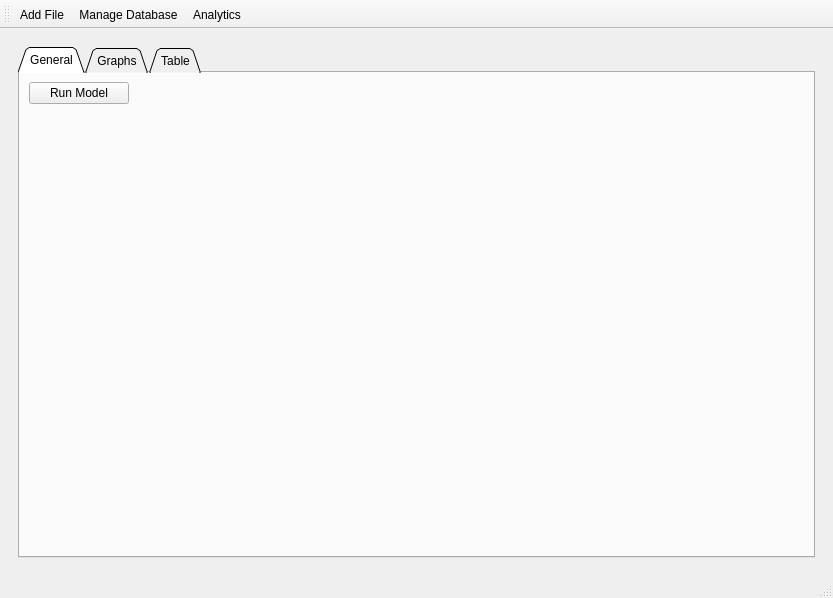
little-Patrick/Wardrobe, file ui/qt/MainWindow.ui: the form before one commit.
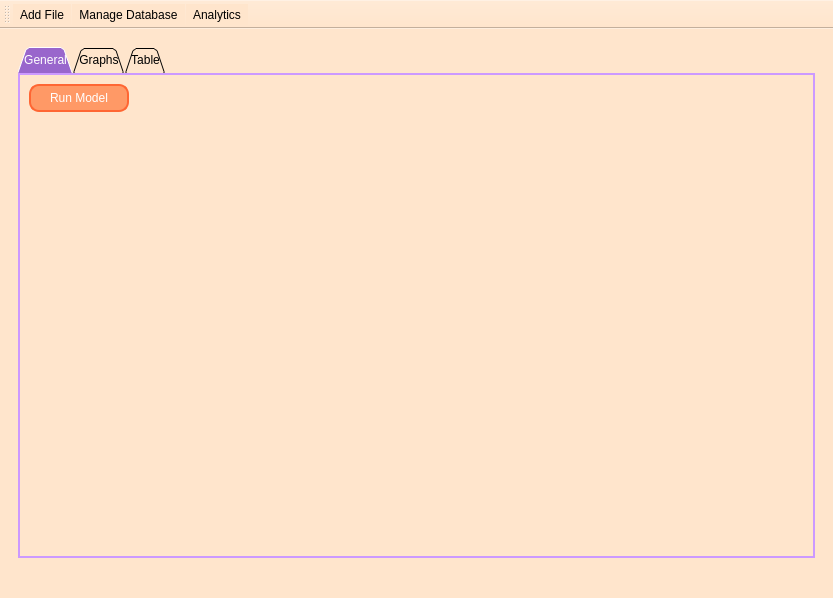
The form after the commit. The open tabs and pages were chosen to show the change. Icons and pictures are not drawn.

What changed in the file:
```diff
--- a/ui/qt/MainWindow.ui
+++ b/ui/qt/MainWindow.ui
@@ -14,7 +14,7 @@
    <string>Wardrobe</string>
   </property>
   <property name="styleSheet">
-   <string notr="true">background=rgb(114, 121, 172)</string>
+   <string notr="true">background-color: rgb(255, 229, 204);</string>
   </property>
   <widget class="QWidget" name="centralwidget">
    <layout class="QVBoxLayout" name="verticalLayout">
@@ -67,7 +67,25 @@
         <item>
          <widget class="QTabWidget" name="tabWidget">
           <property name="styleSheet">
-           <string notr="true"/>
+           <string notr="true">QTabWidget::pane {
+    background-color: rgb(255, 229, 204); /* Match main window background */
+    border: 2px solid rgb(204, 153, 255); /* Retro border color */
+}
+
+QTabBar::tab {
+    background-color: rgb(229, 204, 255); /* Light purple for non-selected tabs */
+    border: 1px solid rgb(153, 102, 204); /* Slightly darker border */
+    border-radius: 5px; /* Rounded corners */
+    color: black; /* Black text for better readability */
+    font: bold 12px &quot;Courier New&quot;; /* Retro font */
+    padding: 5px; /* Padding for better spacing */
+}
+
+QTabBar::tab:selected {
+    background-color: rgb(153, 102, 204); /* Darker purple for active tab */
+    color: white; /* White text for active tab */
+}
+</string>
           </property>
           <property name="tabPosition">
            <enum>QTabWidget::TabPosition::North</enum>
@@ -79,6 +97,25 @@
            <number>1</number>
           </property>
           <widget class="QWidget" name="general_tab">
+           <property name="styleSheet">
+            <string notr="true">QTabWidget::pane {
+    background-color: rgb(255, 229, 204); /* Match main window background */
+    border: 2px solid rgb(204, 153, 255); /* Retro border color */
+}
+
+QTabBar::tab {
+    background-color: rgb(204, 153, 255); /* Soft purple */
+    border: 1px solid rgb(153, 102, 204); /* Slightly darker border */
+    border-radius: 5px; /* Rounded corners */
+    color: white; /* Text color */
+    font: bold 12px &quot;Courier New&quot;; /* Retro font */
+    padding: 5px; /* Padding for better spacing */
+}
+
+QTabBar::tab:selected {
+    background-color: rgb(153, 102, 204); /* Darker purple for active tab */
+}</string>
+           </property>
            <attribute name="title">
             <string>General</string>
            </attribute>
@@ -91,6 +128,20 @@
                 <height>16777215</height>
                </size>
               </property>
+              <property name="styleSheet">
+               <string notr="true">QPushButton {
+    background-color: rgb(255, 153, 102); /* Soft orange */
+    border: 2px solid rgb(255, 102, 51); /* Slightly darker border */
+    border-radius: 10px; /* Rounded corners */
+    color: white; /* Text color */
+    font: bold 12px &quot;Courier New&quot;; /* Retro font */
+    padding: 5px; /* Padding for better spacing */
+}
+
+QPushButton:hover {
+    background-color: rgb(255, 102, 51); /* Darker orange on hover */
+}</string>
+              </property>
               <property name="text">
                <string>Run Model</string>
               </property>
```
Left out of the diff: 4 changed lines with no effect on the pictures.
